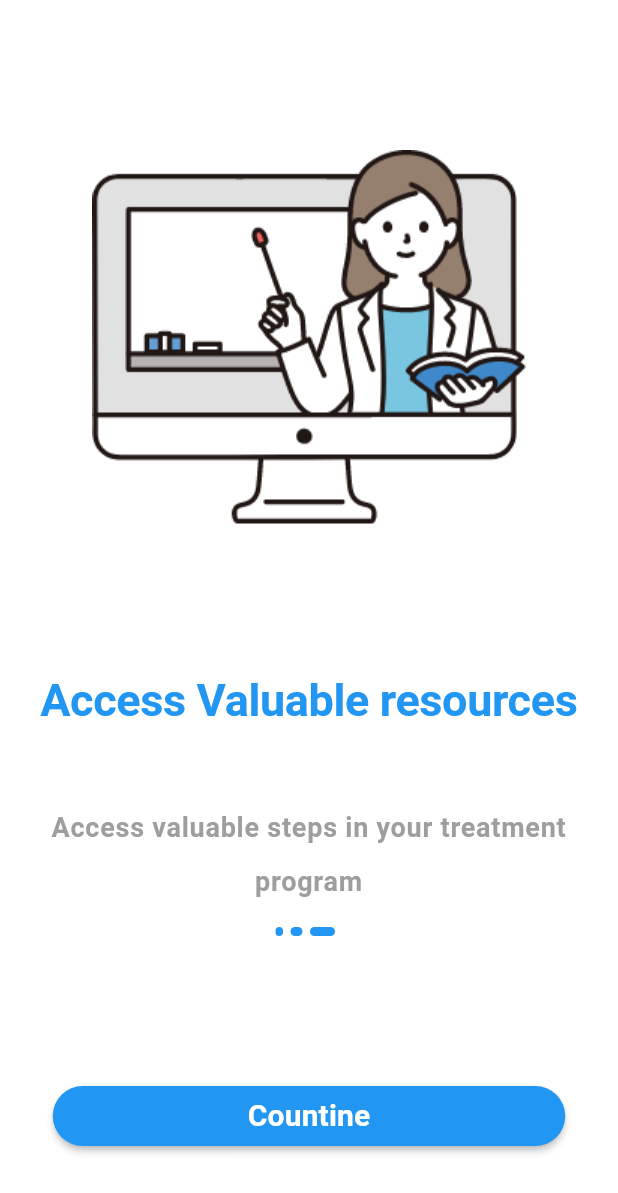
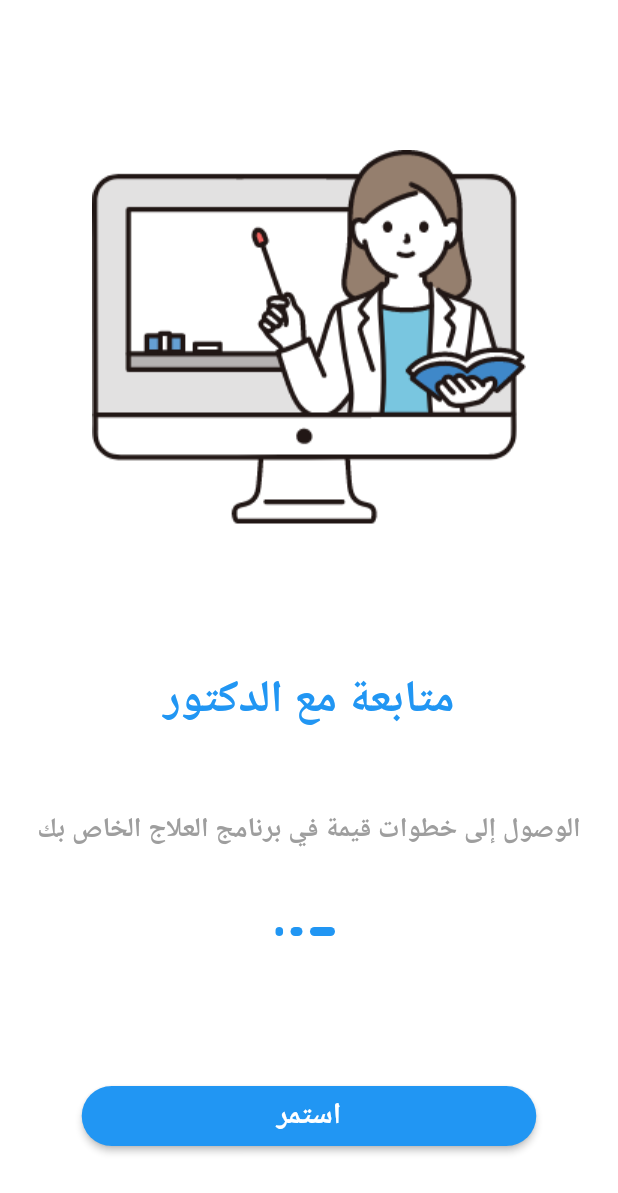
Before and after one commit to muhammedhedaya1/Verbal-Tech, a Flutter app: the OnBoarding screen opened by its route, swiped to page 3, on a phone screen of 412 x 824 dp. Shown: the top 1193 px of the screen. Run offline on Flutter 3.47's test engine with Material 3 defaults, Android fonts, the phone set to English and light mode, and no system bars; our stand-ins replace gap, get, google_fonts, shared_preferences; accounts and stored records are empty.

Commit message:
some advice

```diff
--- a/lib/core/constant/routes.dart
+++ b/lib/core/constant/routes.dart
@@ -6,4 +6,5 @@ class AppRoute{
   static const String forgetPassword= "/forgetpassword";
   static const String verfiyCode= "/verfiycode";
   static const String resetPassword= "/resetpassword";
+  static const String logininforpatient="/logininforpatient";
 }
--- a/lib/core/localization/translation.dart
+++ /dev/null
@@ -1,15 +0,0 @@
-import 'package:get/get.dart';
-
-class MyTranslation extends Translations {
-  @override
-  Map<String, Map<String, String>> get keys => {
-    "ar": {
-      "1": "اختر اللغه",
-      "2": "مرحبا مجددا",
-    },
-    "en": {
-      "1": "choose language",
-      "2": "Welcome Back",
-    },
-  };
-}
--- a/lib/data/datasource/static/static.dart
+++ b/lib/data/datasource/static/static.dart
@@ -3,17 +3,17 @@ import 'package:help_me_talk/data/model/onboardingmodel.dart';
 
 List<OnBoardingModel> onBoardingList = [
   OnBoardingModel(
-      title: "Welcome to Help Me Talk App",
+      title: "بداية الرحلة",
       body:
-          "Take a step towards better mental health.\n We are here to support you.",
+          "اتخذ خطوة نحو صحة نفسية أفضل.\n نحن هنا لدعمك.",
       image:AppImageAsset.onBoardingImageOne),
   OnBoardingModel(
-      title: "Track Your Status",
+      title: "محاضرات اونلاين",
       body:
-          "Easily monitor your emotions daily. Understand your feelings, and take control of your mental well-being.",
+          "راقب عواطفك بسهولة يوميًا. افهم مشاعرك، وتحكم في صحتك العقلية.",
       image: AppImageAsset.onBoardingImageTwo),
   OnBoardingModel(
-      title: "Access Valuable resources",
-      body: "Access valuable steps in your treatment program",
+      title: "متابعة مع الدكتور",
+      body: "الوصول إلى خطوات قيمة في برنامج العلاج الخاص بك",
       image: AppImageAsset.onBoardingImageThree)
 ];
--- a/lib/routes.dart
+++ b/lib/routes.dart
@@ -14,4 +14,5 @@ Map<String, Widget Function(BuildContext)> routes = {
   AppRoute.SignUpForDoctor:(context)=> const SignUpForDoctor(),
   AppRoute.DoctorLoginPage:(context)=> const DoctorLoginPage(),
   AppRoute.forgetPassword:(context)=> const ForgetPasswordForDoctor(),
+  // AppRoute.logininforpatient:(context)=> const logininforpatient(),
 };
--- a/lib/view/screens/auth/choisescreenforloginorsignup.dart
+++ b/lib/view/screens/auth/choisescreenforloginorsignup.dart
@@ -42,7 +42,7 @@ class ChoiseScreenForLoginOrSignUp extends StatelessWidget {
                   onTap: () {
                     // Navigator.push(
                     //   context,
-                    //   MaterialPageRoute(builder: (context) => PatientLoginPage()),
+                    //   MaterialPageRoute(builder: (context) => DoctorLoginPage()),
                     // );
                   },
                   child: Column(
--- a/lib/view/widgets/onboarding/custombutton.dart
+++ b/lib/view/widgets/onboarding/custombutton.dart
@@ -22,7 +22,7 @@ class CustomButtonOnBoarding extends GetView <OnBoardingControllerImp>{
         shape: RoundedRectangleBorder(borderRadius: BorderRadius.circular(30)
         ),
         child:const Text(
-          "Countine",
+          "استمر",
           style: TextStyle(fontSize: 20,fontWeight: FontWeight.bold),
         ),
       ),
```
Also changed, not shown: lib/core/localization/changelocal.dart (deleted, +0 -28 lines), lib/main.dart (+2 -8 lines), lib/view/screens/auth/loginfordoctor.dart (+9 -1 lines), lib/view/screens/language.dart (deleted, +0 -42 lines), lib/view/widgets/language/custombuttomlang.dart (deleted, +0 -25 lines), pubspec.yaml (+11 -4 lines), pubspec.lock, 11 other files.
